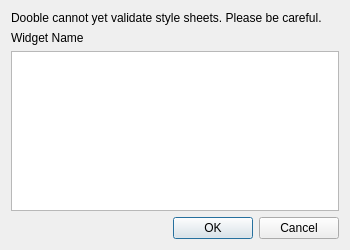
This is Version 1.x/UI/dstylesheet.ui in textbrowser/dooble as Qt 5 draws it before an edit. The edited form follows.
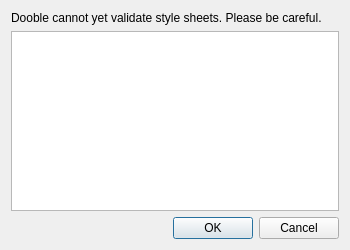
This is the edited form.

Commit message: Access Settings via the initial reminder.

Patch:
```diff
--- a/Version 1.x/UI/dstylesheet.ui
+++ b/Version 1.x/UI/dstylesheet.ui
@@ -21,16 +21,6 @@
      </property>
     </widget>
    </item>
-   <item>
-    <widget class="QLabel" name="label">
-     <property name="text">
-      <string>Widget Name</string>
-     </property>
-     <property name="wordWrap">
-      <bool>true</bool>
-     </property>
-    </widget>
-   </item>
    <item>
     <widget class="QTextEdit" name="textEdit"/>
    </item>
```
Left out of the diff: 3 changed lines with no effect on the pictures. The commit also changes 2 other files.
